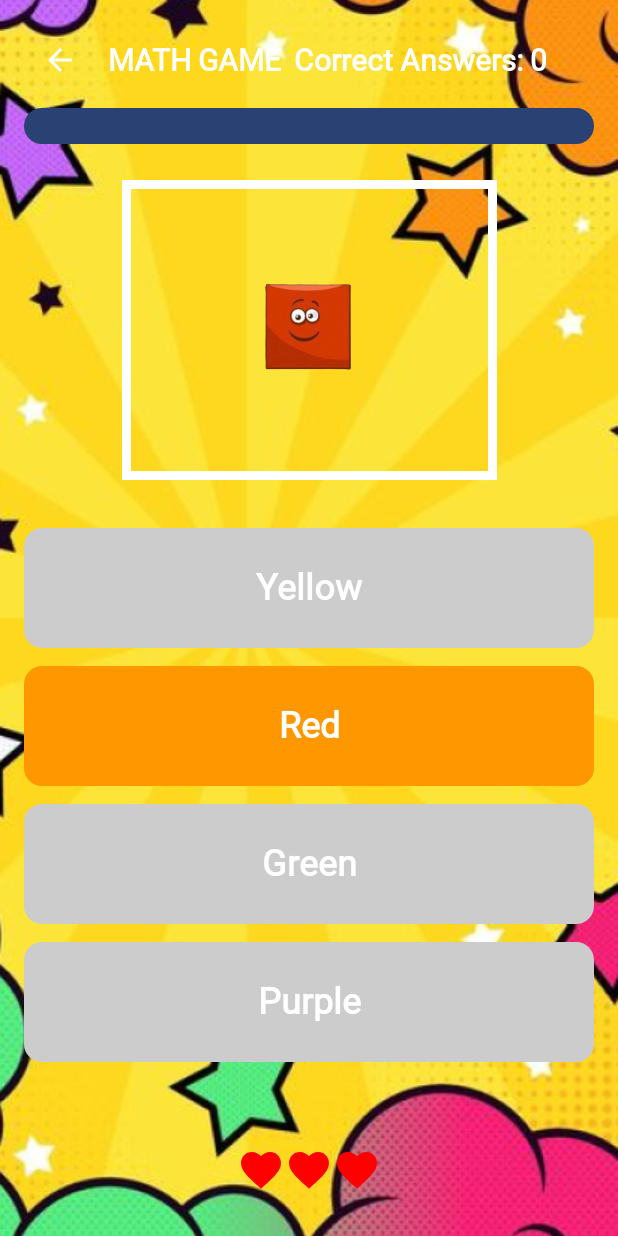
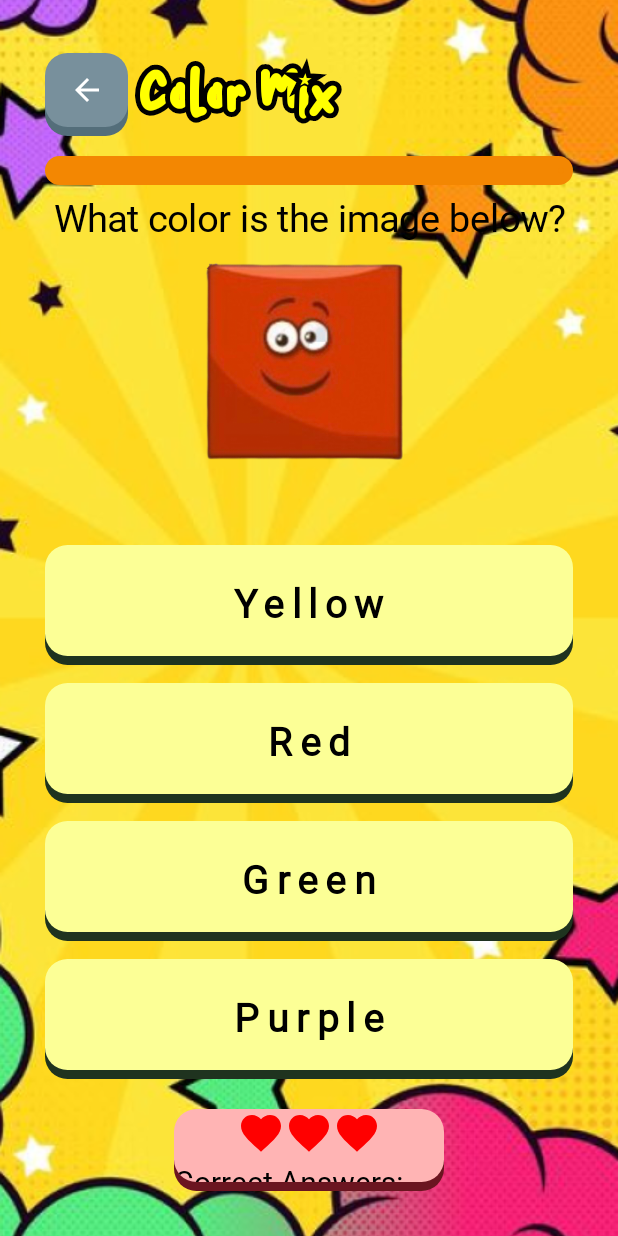
Before and after one commit to raphaelcatacutan/EZLearn, an Android app built with Jetpack Compose: the colormix screen opened through its navigation route, on a phone screen of 412 x 824 dp. Run offline under Robolectric (Android 15) with nearby library versions, the light colour scheme and no system bars; Roboto replaces fonts that are not available here.

Commit message:
Colormix design

```diff
--- a/app/src/main/java/com/plm/ezlearn/ui/components/ColorfulLetters.kt
+++ b/app/src/main/java/com/plm/ezlearn/ui/components/ColorfulLetters.kt
@@ -25,7 +25,7 @@
 import kotlin.random.Random
 
 @Composable
-fun OutlinedText(
+fun ComponentOutlinedText(
     text: String,
     modifier: Modifier = Modifier,
     fillColor: Color = Color.Unspecified,
@@ -124,29 +124,3 @@
         }
     }
 }
-
-
-@Composable
-fun ComponentColorfulLetters(text: String) {
-    Row {
-        for (char in text) {
-            val randomColor = Color(
-                red = Random.nextFloat(),
-                green = Random.nextFloat(),
-                blue = Random.nextFloat(),
-                alpha = 1f
-            )
-
-            Text(
-                text = char.toString(),
-                style = TextStyle(
-                    color = randomColor,
-                    drawStyle = Stroke(
-                        width = 4f, // Stroke width for the outline
-                    )
-                ),
-                fontSize = 20.sp, fontFamily = shootingStarFont
-            )
-        }
-    }
-}
--- a/app/src/main/java/com/plm/ezlearn/ui/pages/Colormix.kt
+++ b/app/src/main/java/com/plm/ezlearn/ui/pages/Colormix.kt
@@ -13,6 +13,7 @@
 import androidx.compose.foundation.layout.Column
 import androidx.compose.foundation.layout.Row
 import androidx.compose.foundation.layout.Spacer
+import androidx.compose.foundation.layout.fillMaxHeight
 import androidx.compose.foundation.layout.fillMaxSize
 import androidx.compose.foundation.layout.fillMaxWidth
 import androidx.compose.foundation.layout.height
@@ -24,7 +25,6 @@
 import androidx.compose.material.icons.filled.ArrowBack
 import androidx.compose.material.icons.filled.Favorite
 import androidx.compose.material3.Icon
-import androidx.compose.material3.IconButton
 import androidx.compose.material3.LinearProgressIndicator
 import androidx.compose.material3.Text
 import androidx.compose.runtime.Composable
@@ -32,7 +32,6 @@
 import androidx.compose.runtime.mutableStateOf
 import androidx.compose.runtime.remember
 import androidx.compose.runtime.setValue
-import androidx.compose.ui.Alignment
 import androidx.compose.ui.Modifier
 import androidx.compose.ui.draw.clip
 import androidx.compose.ui.graphics.Color
@@ -51,8 +50,14 @@
 import com.plm.ezlearn.ui.theme.EZLearnTheme
 import androidx.compose.runtime.LaunchedEffect
 import androidx.compose.runtime.mutableIntStateOf
+import androidx.compose.ui.Alignment
+import androidx.compose.ui.graphics.StrokeCap
+import androidx.compose.ui.graphics.drawscope.Stroke
 import androidx.compose.ui.layout.ContentScale
-import androidx.core.graphics.toColorInt
+import com.plm.ezlearn.ui.components.ComponentThreeDContainer
+import com.plm.ezlearn.ui.components.ComponentOutlinedText
+import com.plm.ezlearn.ui.theme.chalkboardFont
+import com.plm.ezlearn.ui.theme.shootingStarFont
 
 @Composable
 fun ViewColormix(navController: NavController = rememberNavController()) {
@@ -94,33 +99,38 @@
         Column(
             modifier = Modifier
                 .fillMaxSize()
-                .padding(16.dp)
+                .padding(vertical = 30.dp, horizontal = 30.dp)
         ) {
             // Top Bar
             Row(
                 verticalAlignment = Alignment.CenterVertically,
                 modifier = Modifier.fillMaxWidth()
             ) {
-                IconButton(onClick = onBackClick) {
+                ComponentThreeDContainer(
+                    modifier = Modifier
+                        .width(55.dp)
+                        .height(55.dp),
+                    backgroundColor = Color(0xFF78909C),
+                    shadowColor = Color(0xFF546E7A),
+                    cornerRadius = 15.dp,
+                    isPushable = true,
+                    onClick = { isPaused = true }
+                ) {
                     Icon(
                         imageVector = Icons.Default.ArrowBack,
-                        contentDescription = "Back",
-                        tint = Color.White
+                        contentDescription = "Pause",
+                        tint = Color.White,
+                        modifier = Modifier.size(24.dp)
                     )
                 }
                 Spacer(modifier = Modifier.width(8.dp))
-                Text(
-                    text = "MATH GAME",
-                    color = Color.White,
-                    fontSize = 20.sp,
-                    fontWeight = FontWeight.Bold
-                )
-                Spacer(modifier = Modifier.width(8.dp))
-                Text(
-                    text = "Correct Answers: $correctAnswers",
-                    color = Color.White,
-                    fontSize = 20.sp,
-                    fontWeight = FontWeight.Bold
+                ComponentOutlinedText(
+                    text = "Color Mix",
+                    fillColor = Color.Yellow,
+                    fontSize = 30.sp,
+                    fontFamily = shootingStarFont,
+                    outlineColor = Color.Black,
+                    outlineDrawStyle = Stroke(10f)
                 )
             }
 
@@ -128,34 +138,39 @@
                 progress = { progress.value },
                 modifier = Modifier
                     .fillMaxWidth()
-                    .height(40.dp)
-                    .padding(vertical = 8.dp)
+                    .height(35.dp)
+                    .padding(vertical = 8.dp),
+                strokeCap = StrokeCap.Round,
+                color = Color(0xFFF38702),
+                trackColor = Color(0xFF463204),
+                gapSize = 0.dp,
             )
+            Spacer(modifier = Modifier.width(16.dp))
 
             //Question  Box
-            Row(
+            Column(
                 modifier = Modifier
                     .fillMaxWidth()
-                    .padding(16.dp), // Optional padding for spacing
-                horizontalArrangement = Arrangement.Center // Centers the box horizontally
+                    .height(200.dp)
+                    .background(Color.Transparent),
+                horizontalAlignment = Alignment.CenterHorizontally
             ) {
-                Box(
-                    modifier = Modifier
-                        .width(250.dp) // Preserves the width
-                        .height(200.dp)
-                        .background(Color.Transparent)
-                        .border(6.dp, Color.White),
-                    contentAlignment = Alignment.Center
-                ) {
+                Text(
+                    text = "What color is the image below?",
+                    fontSize = 25.sp,
+                    fontFamily = chalkboardFont,
+                    color = Color.Black
+                )
+                Spacer(modifier = Modifier.width(8.dp))
                 Image(
                     painter = painterResource(id = question.questionImage),
                     contentDescription = null,
-                        modifier = Modifier.size(80.dp)
+                    modifier = Modifier
+                        .fillMaxHeight()
                 )
             }
-            }
 
-            Spacer(modifier = Modifier.height(16.dp))
+            Spacer(modifier = Modifier.height(32.dp))
 
             // Options
             Column(verticalArrangement = Arrangement.spacedBy(12.dp)) {
@@ -165,27 +180,30 @@
                         modifier = Modifier.fillMaxWidth()
                     ) {
                         row.forEachIndexed { index, option ->
-                            val bgColor = when (question.answer == option) {
-                                true -> Color(0xFFFF9800) // Orange
-                                false -> Color.LightGray
-                            }
-                            Box(
+                            val bgColor = if (question.answer == option && showExplanation) Color(
+                                0xFFB6F596
+                            ) else Color(0xFFFCFF96)
+                            ComponentThreeDContainer(
                                 modifier = Modifier
-                                    .weight(1f)
-                                    .height(80.dp)
-                                    .clip(RoundedCornerShape(12.dp))
-                                    .background(bgColor)
-                                    .clickable {
+                                    .fillMaxWidth()
+                                    .height(80.dp),
+                                backgroundColor = bgColor,
+                                shadowColor = Color(0xFF1F331F),
+                                cornerRadius = 15.dp,
+                                onClick = {
                                     showExplanation = true
                                     isCorrect = option == question.answer
                                 },
-                                contentAlignment = Alignment.Center
+                                isPushable = true
                             ) {
                                 Text(
                                     text = option,
-                                    fontSize = 24.sp,
+                                    fontSize = 26.sp,
                                     fontWeight = FontWeight.Bold,
-                                    color = Color.White
+                                    color = Color.Black,
+                                    letterSpacing = 5.sp,
+                                    modifier = Modifier
+                                        .padding(top = 5.dp)
                                 )
                             }
                         }
@@ -195,11 +213,29 @@
 
             Spacer(modifier = Modifier.weight(1f))
 
-            // Lives
+            Column(
+                modifier = Modifier
+                    .fillMaxWidth()
+                    .padding(top = 20.dp),
+                horizontalAlignment = Alignment.CenterHorizontally
+            ) {// Lives
+                ComponentThreeDContainer(
+                    modifier = Modifier
+                        .width(180.dp)
+                        .height(90.dp),
+                    backgroundColor = Color(0xFFFFB4B4),
+                    shadowColor = Color(0xFF6B1520),
+                    cornerRadius = 15.dp
+                ) {
+                    Column(
+                        modifier = Modifier
+                            .fillMaxWidth(),
+                        horizontalAlignment = Alignment.CenterHorizontally,
+                        verticalArrangement = Arrangement.spacedBy(0.dp)
+                    ) {
                         Row(
                             modifier = Modifier
-                    .fillMaxWidth()
-                    .padding(bottom = 12.dp),
+                                .fillMaxWidth(),
                             horizontalArrangement = Arrangement.Center
                         ) {
                             repeat(3) { index ->
@@ -211,6 +247,17 @@
                                 )
                             }
                         }
+                        Text(
+                            text = "Correct Answers: $correctAnswers / 10",
+                            color = Color.Black,
+                            fontSize = 20.sp,
+                            modifier = Modifier
+                                .padding(top = 5.dp)
+                        )
+                    }
+                }
+            }
+
         }
         if (isGameWon) {
             DialogWin(
--- a/app/src/main/java/com/plm/ezlearn/ui/pages/MainMenu.kt
+++ b/app/src/main/java/com/plm/ezlearn/ui/pages/MainMenu.kt
@@ -4,7 +4,6 @@
 import androidx.compose.foundation.Image
 import androidx.compose.foundation.background
 import androidx.compose.foundation.border
-import androidx.compose.foundation.horizontalScroll
 import androidx.compose.foundation.layout.Arrangement
 import androidx.compose.foundation.layout.Box
 import androidx.compose.foundation.layout.Column
@@ -23,7 +22,6 @@
 import androidx.compose.foundation.lazy.grid.LazyVerticalGrid
 import androidx.compose.foundation.shape.CircleShape
 import androidx.compose.foundation.shape.RoundedCornerShape
-import androidx.compose.material3.Button
 import androidx.compose.material3.Card
 import androidx.compose.material3.CardDefaults
 import androidx.compose.material3.MaterialTheme
@@ -49,11 +47,9 @@
 import androidx.compose.ui.window.Dialog
 import androidx.navigation.NavController
 import androidx.navigation.compose.rememberNavController
-import com.plm.ezlearn.ui.components.ComponentColorfulLetters
 import com.plm.ezlearn.ui.components.ComponentThreeDContainer
-import com.plm.ezlearn.ui.components.OutlinedText
+import com.plm.ezlearn.ui.components.ComponentOutlinedText
 import com.plm.ezlearn.ui.theme.chalkboardFont
-import com.plm.ezlearn.ui.theme.shootingStarFont
 
 
 @Composable
@@ -89,7 +85,7 @@
                         .border(1.dp, Color.White, CircleShape)
                 )
                 Spacer(modifier = Modifier.width(8.dp))
-                OutlinedText(
+                ComponentOutlinedText(
                     "Hello, Raphael",
                     fillColor = Color.White,
                     outlineColor = Color.Black,
```
Lines whose indentation alone changed are shown as unchanged.
